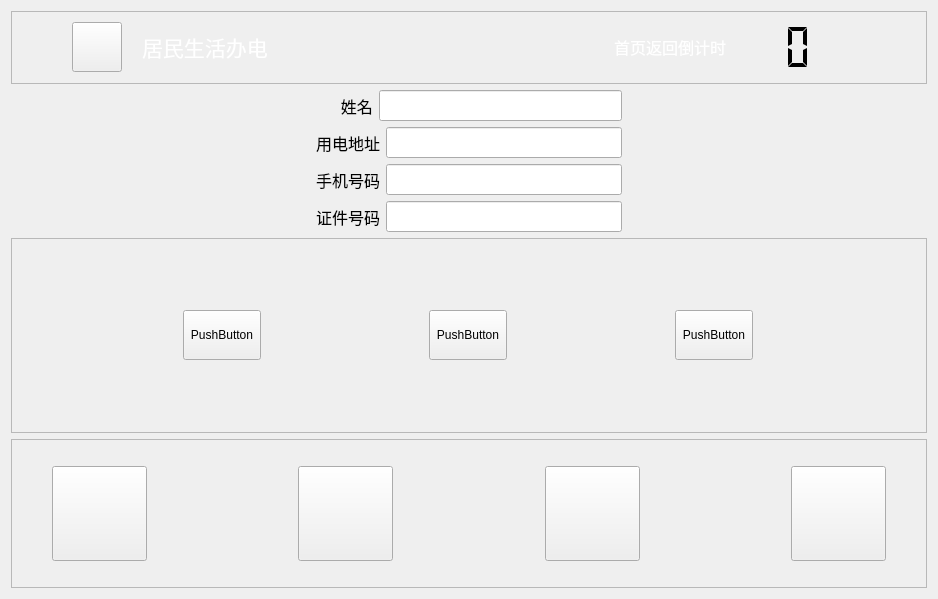
Before: the Qt Designer form ykgl/jmsh2.ui in along-wds/jiaofeiji_ykgl, drawn with Qt 5.
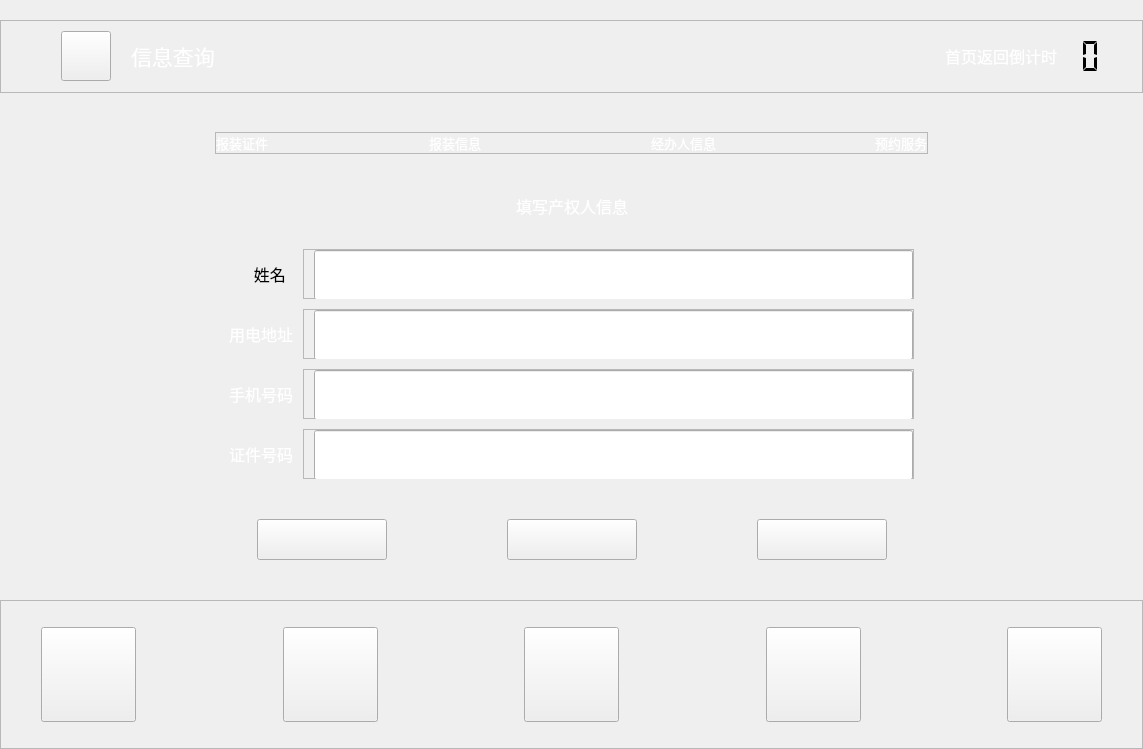
After: the same form once the commit is applied. Icons and pictures are not drawn.

What changed in the file:
```diff
--- a/ykgl/jmsh2.ui
+++ b/ykgl/jmsh2.ui
@@ -6,14 +6,45 @@
    <rect>
     <x>0</x>
     <y>0</y>
-    <width>938</width>
-    <height>599</height>
+    <width>1143</width>
+    <height>749</height>
    </rect>
   </property>
   <property name="windowTitle">
    <string>Form</string>
   </property>
   <layout class="QVBoxLayout" name="verticalLayout_2">
+   <property name="spacing">
+    <number>0</number>
+   </property>
+   <property name="leftMargin">
+    <number>0</number>
+   </property>
+   <property name="topMargin">
+    <number>0</number>
+   </property>
+   <property name="rightMargin">
+    <number>0</number>
+   </property>
+   <property name="bottomMargin">
+    <number>0</number>
+   </property>
+   <item>
+    <spacer name="verticalSpacer_4">
+     <property name="orientation">
+      <enum>Qt::Vertical</enum>
+     </property>
+     <property name="sizeType">
+      <enum>QSizePolicy::Fixed</enum>
+     </property>
+     <property name="sizeHint" stdset="0">
+      <size>
+       <width>20</width>
+       <height>20</height>
+      </size>
+     </property>
+    </spacer>
+   </item>
    <item>
     <widget class="QFrame" name="frame_4">
      <property name="sizePolicy">
@@ -134,7 +165,7 @@
          </font>
         </property>
         <property name="text">
-         <string>&lt;html&gt;&lt;head/&gt;&lt;body&gt;&lt;p&gt;&lt;span style=&quot; color:#ffffff;&quot;&gt;居民生活办电&lt;/span&gt;&lt;/p&gt;&lt;/body&gt;&lt;/html&gt;</string>
+         <string>&lt;html&gt;&lt;head/&gt;&lt;body&gt;&lt;p&gt;&lt;span style=&quot; color:#ffffff;&quot;&gt;信息查询&lt;/span&gt;&lt;/p&gt;&lt;/body&gt;&lt;/html&gt;</string>
         </property>
        </widget>
       </item>
@@ -174,20 +205,20 @@
         </property>
         <property name="minimumSize">
          <size>
-          <width>120</width>
+          <width>50</width>
           <height>50</height>
          </size>
         </property>
         <property name="maximumSize">
          <size>
-          <width>120</width>
+          <width>50</width>
           <height>50</height>
          </size>
         </property>
         <property name="font">
          <font>
           <family>微软雅黑</family>
-          <pointsize>5</pointsize>
+          <pointsize>12</pointsize>
          </font>
         </property>
         <property name="layoutDirection">
@@ -206,7 +237,7 @@
          <enum>QFrame::Plain</enum>
         </property>
         <property name="lineWidth">
-         <number>1</number>
+         <number>0</number>
         </property>
         <property name="midLineWidth">
          <number>0</number>
@@ -248,7 +279,7 @@
         </property>
         <property name="sizeHint" stdset="0">
          <size>
-          <width>60</width>
+          <width>15</width>
           <height>20</height>
          </size>
         </property>
@@ -257,6 +288,339 @@
      </layout>
     </widget>
    </item>
+   <item>
+    <layout class="QHBoxLayout" name="horizontalLayout_7">
+     <item>
+      <spacer name="horizontalSpacer_6">
+       <property name="orientation">
+        <enum>Qt::Horizontal</enum>
+       </property>
+       <property name="sizeHint" stdset="0">
+        <size>
+         <width>40</width>
+         <height>20</height>
+        </size>
+       </property>
+      </spacer>
+     </item>
+     <item>
+      <widget class="QLabel" name="label">
+       <property name="minimumSize">
+        <size>
+         <width>696</width>
+         <height>39</height>
+        </size>
+       </property>
+       <property name="maximumSize">
+        <size>
+         <width>696</width>
+         <height>39</height>
+        </size>
+       </property>
+       <property name="styleSheet">
+        <string notr="true">border-image: url(:/image/picture/ykgl/processbar2.png);</string>
+       </property>
+       <property name="text">
+        <string/>
+       </property>
+      </widget>
+     </item>
+     <item>
+      <spacer name="horizontalSpacer_10">
+       <property name="orientation">
+        <enum>Qt::Horizontal</enum>
+       </property>
+       <property name="sizeHint" stdset="0">
+        <size>
+         <width>40</width>
+         <height>20</height>
+        </size>
+       </property>
+      </spacer>
+     </item>
+    </layout>
+   </item>
+   <item>
+    <layout class="QHBoxLayout" name="horizontalLayout_14">
+     <property name="spacing">
+      <number>0</number>
+     </property>
+     <item>
+      <spacer name="horizontalSpacer_23">
+       <property name="orientation">
+        <enum>Qt::Horizontal</enum>
+       </property>
+       <property name="sizeHint" stdset="0">
+        <size>
+         <width>20</width>
+         <height>20</height>
+        </size>
+       </property>
+      </spacer>
+     </item>
+     <item>
+      <widget class="QFrame" name="frame_7">
+       <property name="sizePolicy">
+        <sizepolicy hsizetype="Fixed" vsizetype="Fixed">
+         <horstretch>0</horstretch>
+         <verstretch>0</verstretch>
+        </sizepolicy>
+       </property>
+       <property name="minimumSize">
+        <size>
+         <width>712</width>
+         <height>0</height>
+        </size>
+       </property>
+       <property name="maximumSize">
+        <size>
+         <width>822</width>
+         <height>16777215</height>
+        </size>
+       </property>
+       <property name="frameShape">
+        <enum>QFrame::StyledPanel</enum>
+       </property>
+       <property name="frameShadow">
+        <enum>QFrame::Raised</enum>
+       </property>
+       <layout class="QHBoxLayout" name="horizontalLayout_15">
+        <property name="spacing">
+         <number>0</number>
+        </property>
+        <property name="leftMargin">
+         <number>0</number>
+        </property>
+        <property name="topMargin">
+         <number>0</number>
+        </property>
+        <property name="rightMargin">
+         <number>0</number>
+        </property>
+        <property name="bottomMargin">
+         <number>0</number>
+        </property>
+        <item>
+         <widget class="QLabel" name="label_4">
+          <property name="sizePolicy">
+           <sizepolicy hsizetype="Fixed" vsizetype="Fixed">
+            <horstretch>0</horstretch>
+            <verstretch>0</verstretch>
+           </sizepolicy>
+          </property>
+          <property name="font">
+           <font>
+            <family>微软雅黑</family>
+            <pointsize>10</pointsize>
+            <kerning>true</kerning>
+           </font>
+          </property>
+          <property name="text">
+           <string>&lt;html&gt;&lt;head/&gt;&lt;body&gt;&lt;p&gt;&lt;span style=&quot; color:#ffffff;&quot;&gt;报装证件&lt;/span&gt;&lt;/p&gt;&lt;/body&gt;&lt;/html&gt;</string>
+          </property>
+         </widget>
+        </item>
+        <item>
+         <spacer name="horizontalSpacer_20">
+          <property name="orientation">
+           <enum>Qt::Horizontal</enum>
+          </property>
+          <property name="sizeType">
+           <enum>QSizePolicy::Fixed</enum>
+          </property>
+          <property name="sizeHint" stdset="0">
+           <size>
+            <width>161</width>
+            <height>20</height>
+           </size>
+          </property>
+         </spacer>
+        </item>
+        <item>
+         <widget class="QLabel" name="label_5">
+          <property name="sizePolicy">
+           <sizepolicy hsizetype="Fixed" vsizetype="Fixed">
+            <horstretch>0</horstretch>
+            <verstretch>0</verstretch>
+           </sizepolicy>
+          </property>
+          <property name="font">
+           <font>
+            <family>微软雅黑</family>
+            <pointsize>10</pointsize>
+            <kerning>true</kerning>
+           </font>
+          </property>
+          <property name="text">
+           <string>&lt;html&gt;&lt;head/&gt;&lt;body&gt;&lt;p&gt;&lt;span style=&quot; color:#ffffff;&quot;&gt;报装信息&lt;/span&gt;&lt;/p&gt;&lt;/body&gt;&lt;/html&gt;</string>
+          </property>
+         </widget>
+        </item>
+        <item>
+         <spacer name="horizontalSpacer_21">
+          <property name="orientation">
+           <enum>Qt::Horizontal</enum>
+          </property>
+          <property name="sizeType">
+           <enum>QSizePolicy::Fixed</enum>
+          </property>
+          <property name="sizeHint" stdset="0">
+           <size>
+            <width>170</width>
+            <height>20</height>
+           </size>
+          </property>
+         </spacer>
+        </item>
+        <item>
+         <widget class="QLabel" name="label_6">
+          <property name="sizePolicy">
+           <sizepolicy hsizetype="Fixed" vsizetype="Fixed">
+            <horstretch>0</horstretch>
+            <verstretch>0</verstretch>
+           </sizepolicy>
+          </property>
+          <property name="font">
+           <font>
+            <family>微软雅黑</family>
+            <pointsize>10</pointsize>
+            <kerning>true</kerning>
+           </font>
+          </property>
+          <property name="text">
+           <string>&lt;html&gt;&lt;head/&gt;&lt;body&gt;&lt;p&gt;&lt;span style=&quot; color:#ffffff;&quot;&gt;经办人信息&lt;/span&gt;&lt;/p&gt;&lt;/body&gt;&lt;/html&gt;</string>
+          </property>
+         </widget>
+        </item>
+        <item>
+         <spacer name="horizontalSpacer_22">
+          <property name="orientation">
+           <enum>Qt::Horizontal</enum>
+          </property>
+          <property name="sizeType">
+           <enum>QSizePolicy::Fixed</enum>
+          </property>
+          <property name="sizeHint" stdset="0">
+           <size>
+            <width>159</width>
+            <height>20</height>
+           </size>
+          </property>
+         </spacer>
+        </item>
+        <item>
+         <widget class="QLabel" name="label_7">
+          <property name="sizePolicy">
+           <sizepolicy hsizetype="Fixed" vsizetype="Fixed">
+            <horstretch>0</horstretch>
+            <verstretch>0</verstretch>
+           </sizepolicy>
+          </property>
+          <property name="font">
+           <font>
+            <family>微软雅黑</family>
+            <pointsize>10</pointsize>
+            <kerning>true</kerning>
+           </font>
+          </property>
+          <property name="text">
+           <string>&lt;html&gt;&lt;head/&gt;&lt;body&gt;&lt;p&gt;&lt;span style=&quot; color:#ffffff;&quot;&gt;预约服务&lt;/span&gt;&lt;/p&gt;&lt;/body&gt;&lt;/html&gt;</string>
+          </property>
+         </widget>
+        </item>
+       </layout>
+      </widget>
+     </item>
+     <item>
+      <spacer name="horizontalSpacer_24">
+       <property name="orientation">
+        <enum>Qt::Horizontal</enum>
+       </property>
+       <property name="sizeHint" stdset="0">
+        <size>
+         <width>40</width>
+         <height>20</height>
+        </size>
+       </property>
+      </spacer>
+     </item>
+    </layout>
+   </item>
+   <item>
+    <spacer name="verticalSpacer_5">
+     <property name="orientation">
+      <enum>Qt::Vertical</enum>
+     </property>
+     <property name="sizeType">
+      <enum>QSizePolicy::Fixed</enum>
+     </property>
+     <property name="sizeHint" stdset="0">
+      <size>
+       <width>20</width>
+       <height>40</height>
+      </size>
+     </property>
+    </spacer>
+   </item>
+   <item>
+    <layout class="QHBoxLayout" name="horizontalLayout_10">
+     <item>
+      <spacer name="horizontalSpacer_12">
+       <property name="orientation">
+        <enum>Qt::Horizontal</enum>
+       </property>
+       <property name="sizeHint" stdset="0">
+        <size>
+         <width>40</width>
+         <height>20</height>
+        </size>
+       </property>
+      </spacer>
+     </item>
+     <item>
+      <widget class="QLabel" name="label_2">
+       <property name="minimumSize">
+        <size>
+         <width>0</width>
+         <height>20</height>
+        </size>
+       </property>
+       <property name="text">
+        <string>&lt;html&gt;&lt;head/&gt;&lt;body&gt;&lt;p&gt;&lt;span style=&quot; font-size:12pt; color:#ffffff;&quot;&gt;填写产权人信息&lt;/span&gt;&lt;/p&gt;&lt;/body&gt;&lt;/html&gt;</string>
+       </property>
+      </widget>
+     </item>
+     <item>
+      <spacer name="horizontalSpacer_14">
+       <property name="orientation">
+        <enum>Qt::Horizontal</enum>
+       </property>
+       <property name="sizeHint" stdset="0">
+        <size>
+         <width>40</width>
+         <height>20</height>
+        </size>
+       </property>
+      </spacer>
+     </item>
+    </layout>
+   </item>
+   <item>
+    <spacer name="verticalSpacer_3">
+     <property name="orientation">
+      <enum>Qt::Vertical</enum>
+     </property>
+     <property name="sizeType">
+      <enum>QSizePolicy::Expanding</enum>
+     </property>
+     <property name="sizeHint" stdset="0">
+      <size>
+       <width>20</width>
+       <height>30</height>
+      </size>
+     </property>
+    </spacer>
+   </item>
    <item>
     <layout class="QHBoxLayout" name="horizontalLayout_6">
      <item>
@@ -274,6 +638,9 @@
      </item>
      <item>
       <layout class="QVBoxLayout" name="verticalLayout">
+       <property name="spacing">
+        <number>10</number>
+       </property>
        <item>
         <layout class="QHBoxLayout" name="horizontalLayout_2">
          <item>
@@ -293,16 +660,107 @@
            <property name="text">
             <string>      姓名</string>
            </property>
+           <property name="textFormat">
+            <enum>Qt::PlainText</enum>
+           </property>
           </widget>
          </item>
          <item>
-          <widget class="QLineEdit" name="lineEdit_name">
+          <widget class="QFrame" name="frame">
+           <property name="sizePolicy">
+            <sizepolicy hsizetype="Fixed" vsizetype="Fixed">
+             <horstretch>0</horstretch>
+             <verstretch>0</verstretch>
+            </sizepolicy>
+           </property>
            <property name="minimumSize">
             <size>
-             <width>0</width>
-             <height>31</height>
+             <width>611</width>
+             <height>50</height>
             </size>
            </property>
+           <property name="maximumSize">
+            <size>
+             <width>611</width>
+             <height>50</height>
+            </size>
+           </property>
+           <property name="frameShape">
+            <enum>QFrame::StyledPanel</enum>
+           </property>
+           <property name="frameShadow">
+            <enum>QFrame::Raised</enum>
+           </property>
+           <layout class="QHBoxLayout" name="horizontalLayout">
+            <property name="spacing">
+             <number>0</number>
+            </property>
+            <property name="leftMargin">
+             <number>0</number>
+            </property>
+            <property name="topMargin">
+             <number>0</number>
+            </property>
+            <property name="rightMargin">
+             <number>0</number>
+            </property>
+            <property name="bottomMargin">
+             <number>0</number>
+            </property>
+            <item>
+             <spacer name="horizontalSpacer_15">
+              <property name="orientation">
+               <enum>Qt::Horizontal</enum>
+              </property>
+              <property name="sizeType">
+               <enum>QSizePolicy::Fixed</enum>
+              </property>
+              <property name="sizeHint" stdset="0">
+               <size>
+                <width>10</width>
+                <height>20</height>
+               </size>
+              </property>
+             </spacer>
+            </item>
+            <item>
+             <widget class="QLineEdit" name="lineEdit_name">
+              <property name="sizePolicy">
+               <sizepolicy hsizetype="Preferred" vsizetype="Fixed">
+                <horstretch>0</horstretch>
+                <verstretch>0</verstretch>
+               </sizepolicy>
+              </property>
+              <property name="minimumSize">
+               <size>
+                <width>0</width>
+                <height>50</height>
+               </size>
+              </property>
+              <property name="maximumSize">
+               <size>
+                <width>611</width>
+                <height>50</height>
+               </size>
+              </property>
+              <property name="cursor">
+               <cursorShape>IBeamCursor</cursorShape>
+              </property>
+              <property name="focusPolicy">
+               <enum>Qt::ClickFocus</enum>
+              </property>
+              <property name="autoFillBackground">
+               <bool>false</bool>
+              </property>
+              <property name="styleSheet">
+               <string notr="true"/>
+              </property>
+              <property name="frame">
+               <bool>true</bool>
+              </property>
+             </widget>
+            </item>
+           </layout>
           </widget>
          </item>
         </layout>
@@ -313,23 +771,111 @@
           <widget class="QLabel" name="label_address">
            <property name="font">
             <font>
-             <family>微软雅黑</family>
+             <family>Microsoft YaHei UI</family>
              <pointsize>12</pointsize>
             </font>
            </property>
            <property name="text">
-            <string>用电地址</string>
+            <string>&lt;html&gt;&lt;head/&gt;&lt;body&gt;&lt;p&gt;&lt;span style=&quot; color:#ffffff;&quot;&gt;用电地址&lt;/span&gt;&lt;/p&gt;&lt;/body&gt;&lt;/html&gt;</string>
            </property>
           </widget>
          </item>
          <item>
-          <widget class="QLineEdit" name="lineEdit_address">
+          <widget class="QFrame" name="frame_2">
+           <property name="sizePolicy">
+            <sizepolicy hsizetype="Fixed" vsizetype="Fixed">
+             <horstretch>0</horstretch>
+             <verstretch>0</verstretch>
+            </sizepolicy>
+           </property>
            <property name="minimumSize">
             <size>
-             <width>0</width>
-             <height>31</height>
+             <width>611</width>
+             <height>50</height>
             </size>
            </property>
+           <property name="maximumSize">
+            <size>
+             <width>611</width>
+             <height>50</height>
+            </size>
+           </property>
+           <property name="frameShape">
+            <enum>QFrame::StyledPanel</enum>
+           </property>
+           <property name="frameShadow">
+            <enum>QFrame::Raised</enum>
+           </property>
+           <layout class="QHBoxLayout" name="horizontalLayout_11">
+            <property name="spacing">
+             <number>0</number>
+            </property>
+            <property name="leftMargin">
+             <number>0</number>
+            </property>
+            <property name="topMargin">
+             <number>0</number>
+            </property>
+            <property name="rightMargin">
+             <number>0</number>
+            </property>
+            <property name="bottomMargin">
+             <number>0</number>
+            </property>
+            <item>
+             <spacer name="horizontalSpacer_16">
+              <property name="orientation">
+               <enum>Qt::Horizontal</enum>
+              </property>
+              <property name="sizeType">
+               <enum>QSizePolicy::Fixed</enum>
+              </property>
+              <property name="sizeHint" stdset="0">
+               <size>
+                <width>10</width>
+                <height>20</height>
+               </size>
+              </property>
+             </spacer>
+            </item>
+            <item>
+             <widget class="QLineEdit" name="lineEdit_address">
+              <property name="sizePolicy">
+               <sizepolicy hsizetype="Preferred" vsizetype="Fixed">
+                <horstretch>0</horstretch>
+                <verstretch>0</verstretch>
+               </sizepolicy>
+              </property>
+              <property name="minimumSize">
+               <size>
+                <width>0</width>
+                <height>50</height>
+               </size>
+              </property>
+              <property name="maximumSize">
+               <size>
+                <width>611</width>
+                <height>50</height>
+               </size>
+              </property>
+              <property name="cursor">
+               <cursorShape>IBeamCursor</cursorShape>
+              </property>
+              <property name="focusPolicy">
+               <enum>Qt::ClickFocus</enum>
+              </property>
+              <property name="autoFillBackground">
+               <bool>false</bool>
+              </property>
+              <property name="styleSheet">
+               <string notr="true"/>
+              </property>
+              <property name="frame">
+               <bool>true</bool>
+              </property>
+             </widget>
+            </item>
+           </layout>
           </widget>
          </item>
         </layout>
@@ -345,18 +891,106 @@
             </font>
            </property>
            <property name="text">
-            <string>手机号码</string>
+            <string>&lt;html&gt;&lt;head/&gt;&lt;body&gt;&lt;p&gt;&lt;span style=&quot; color:#ffffff;&quot;&gt;手机号码&lt;/span&gt;&lt;/p&gt;&lt;/body&gt;&lt;/html&gt;</string>
            </property>
           </widget>
          </item>
          <item>
-          <widget class="QLineEdit" name="lineEdit_phone">
+          <widget class="QFrame" name="frame_3">
+           <property name="sizePolicy">
+            <sizepolicy hsizetype="Fixed" vsizetype="Fixed">
+             <horstretch>0</horstretch>
+             <verstretch>0</verstretch>
+            </sizepolicy>
+           </property>
            <property name="minimumSize">
             <size>
-             <width>0</width>
-             <height>31</height>
+             <width>611</width>
+             <height>50</height>
             </size>
            </property>
+           <property name="maximumSize">
+            <size>
+             <width>611</width>
+             <height>50</height>
+            </size>
+           </property>
+           <property name="frameShape">
+            <enum>QFrame::StyledPanel</enum>
+           </property>
+           <property name="frameShadow">
+            <enum>QFrame::Raised</enum>
+           </property>
+           <layout class="QHBoxLayout" name="horizontalLayout_12">
+            <property name="spacing">
+             <number>0</number>
+            </property>
+            <property name="leftMargin">
+             <number>0</number>
+            </property>
+            <property name="topMargin">
+             <number>0</number>
+            </property>
+            <property name="rightMargin">
+             <number>0</number>
+            </property>
+            <property name="bottomMargin">
+             <number>0</number>
+            </property>
+            <item>
+             <spacer name="horizontalSpacer_17">
+              <property name="orientation">
+               <enum>Qt::Horizontal</enum>
+              </property>
+              <property name="sizeType">
+               <enum>QSizePolicy::Fixed</enum>
+              </property>
+              <property name="sizeHint" stdset="0">
+               <size>
+                <width>10</width>
+                <height>20</height>
+               </size>
+              </property>
+             </spacer>
+            </item>
+            <item>
+             <widget class="QLineEdit" name="lineEdit_phone">
+              <property name="sizePolicy">
+               <sizepolicy hsizetype="Preferred" vsizetype="Fixed">
+                <horstretch>0</horstretch>
+                <verstretch>0</verstretch>
+               </sizepolicy>
+              </property>
+              <property name="minimumSize">
+               <size>
+                <width>0</width>
+                <height>50</height>
+               </size>
+              </property>
+              <property name="maximumSize">
+               <size>
+                <width>611</width>
+                <height>50</height>
+               </size>
+              </property>
+              <property name="cursor">
+               <cursorShape>IBeamCursor</cursorShape>
+              </property>
+              <property name="focusPolicy">
+               <enum>Qt::ClickFocus</enum>
+              </property>
+              <property name="autoFillBackground">
+               <bool>false</bool>
+              </property>
+              <property name="styleSheet">
+               <string notr="true"/>
+              </property>
+              <property name="frame">
+               <bool>true</bool>
+              </property>
+             </widget>
+            </item>
+           </layout>
           </widget>
          </item>
         </layout>
@@ -372,18 +1006,106 @@
             </font>
            </property>
            <property name="text">
-            <string>证件号码</string>
+            <string>&lt;html&gt;&lt;head/&gt;&lt;body&gt;&lt;p&gt;&lt;span style=&quot; color:#ffffff;&quot;&gt;证件号码&lt;/span&gt;&lt;/p&gt;&lt;/body&gt;&lt;/html&gt;</string>
            </property>
           </widget>
          </item>
          <item>
-          <widget class="QLineEdit" name="lineEdit_cardnum">
+          <widget class="QFrame" name="frame_6">
+           <property name="sizePolicy">
+            <sizepolicy hsizetype="Fixed" vsizetype="Fixed">
+             <horstretch>0</horstretch>
+             <verstretch>0</verstretch>
+            </sizepolicy>
+           </property>
            <property name="minimumSize">
             <size>
-             <width>0</width>
-             <height>31</height>
+             <width>611</width>
+             <height>50</height>
             </size>
            </property>
+           <property name="maximumSize">
+            <size>
+             <width>611</width>
+             <height>50</height>
+            </size>
+           </property>
+           <property name="frameShape">
+            <enum>QFrame::StyledPanel</enum>
+           </property>
+           <property name="frameShadow">
+            <enum>QFrame::Raised</enum>
+           </property>
+           <layout class="QHBoxLayout" name="horizontalLayout_13">
+            <property name="spacing">
+             <number>0</number>
+            </property>
+            <property name="leftMargin">
+             <number>0</number>
+            </property>
+            <property name="topMargin">
+             <number>0</number>
+            </property>
+            <property name="rightMargin">
+             <number>0</number>
+            </property>
+            <property name="bottomMargin">
+             <number>0</number>
+            </property>
+            <item>
+             <spacer name="horizontalSpacer_18">
+              <property name="orientation">
+               <enum>Qt::Horizontal</enum>
+              </property>
+              <property name="sizeType">
+               <enum>QSizePolicy::Fixed</enum>
+              </property>
+              <property name="sizeHint" stdset="0">
+               <size>
+                <width>10</width>
+                <height>20</height>
+               </size>
+              </property>
+             </spacer>
+            </item>
+            <item>
+             <widget class="QLineEdit" name="lineEdit_cardnum">
+              <property name="sizePolicy">
+               <sizepolicy hsizetype="Preferred" vsizetype="Fixed">
+                <horstretch>0</horstretch>
+                <verstretch>0</verstretch>
+               </sizepolicy>
+              </property>
+              <property name="minimumSize">
+               <size>
+                <width>0</width>
+                <height>50</height>
+               </size>
+              </property>
+              <property name="maximumSize">
+               <size>
+                <width>611</width>
+                <height>50</height>
+               </size>
+              </property>
+              <property name="cursor">
+               <cursorShape>IBeamCursor</cursorShape>
+              </property>
+              <property name="focusPolicy">
+               <enum>Qt::ClickFocus</enum>
+              </property>
+              <property name="autoFillBackground">
+               <bool>false</bool>
+              </property>
+              <property name="styleSheet">
+               <string notr="true"/>
+              </property>
+              <property name="frame">
+               <bool>true</bool>
+              </property>
+             </widget>
+            </item>
+           </layout>
           </widget>
          </item>
         </layout>
@@ -406,91 +1128,155 @@
     </layout>
    </item>
    <item>
-    <widget class="QFrame" name="frame">
-     <property name="frameShape">
-      <enum>QFrame::StyledPanel</enum>
+    <spacer name="verticalSpacer_2">
+     <property name="orientation">
+      <enum>Qt::Vertical</enum>
      </property>
-     <property name="frameShadow">
-      <enum>QFrame::Raised</enum>
+     <property name="sizeType">
+      <enum>QSizePolicy::Fixed</enum>
      </property>
-     <layout class="QHBoxLayout" name="horizontalLayout">
-      <item>
-       <widget class="QPushButton" name="pushButton">
-        <property name="sizePolicy">
-         <sizepolicy hsizetype="Fixed" vsizetype="Fixed">
-          <horstretch>0</horstretch>
-          <verstretch>0</verstretch>
-         </sizepolicy>
-        </property>
-        <property name="minimumSize">
-         <size>
-          <width>78</width>
-          <height>50</height>
-         </size>
-        </property>
-        <property name="maximumSize">
-         <size>
-          <width>78</width>
-          <height>50</height>
-         </size>
-        </property>
-        <property name="text">
-         <string>PushButton</string>
-        </property>
-       </widget>
-      </item>
-      <item>
-       <widget class="QPushButton" name="pushButton_2">
-        <property name="sizePolicy">
-         <sizepolicy hsizetype="Fixed" vsizetype="Fixed">
-          <horstretch>0</horstretch>
-          <verstretch>0</verstretch>
-         </sizepolicy>
-        </property>
-        <property name="minimumSize">
-         <size>
-          <width>78</width>
-          <height>50</height>
-         </size>
-        </property>
-        <property name="maximumSize">
-         <size>
-          <width>78</width>
-          <height>50</height>
-         </size>
-        </property>
-        <property name="text">
-         <string>PushButton</string>
-        </property>
-       </widget>
-      </item>
-      <item>
-       <widget class="QPushButton" name="pushButton_3">
-        <property name="sizePolicy">
-         <sizepolicy hsizetype="Fixed" vsizetype="Fixed">
-          <horstretch>0</horstretch>
-          <verstretch>0</verstretch>
-         </sizepolicy>
-        </property>
-        <property name="minimumSize">
-         <size>
-          <width>78</width>
-          <height>50</height>
-         </size>
-        </property>
-        <property name="maximumSize">
-         <size>
-          <width>78</width>
-          <height>50</height>
-         </size>
-        </property>
-        <property name="text">
-         <string>PushButton</string>
-        </property>
-       </widget>
-      </item>
-     </layout>
-    </widget>
+     <property name="sizeHint" stdset="0">
+      <size>
+       <width>20</width>
+       <height>40</height>
+      </size>
+     </property>
+    </spacer>
+   </item>
+   <item>
+    <layout class="QHBoxLayout" name="horizontalLayout_8">
+     <item>
+      <spacer name="horizontalSpacer_3">
+       <property name="orientation">
+        <enum>Qt::Horizontal</enum>
+       </property>
+       <property name="sizeHint" stdset="0">
+        <size>
+         <width>40</width>
+         <height>20</height>
+        </size>
+       </property>
+      </spacer>
+     </item>
+     <item>
+      <widget class="QPushButton" name="pushButton_end">
+       <property name="minimumSize">
+        <size>
+         <width>130</width>
+         <height>41</height>
+        </size>
+       </property>
+       <property name="maximumSize">
+        <size>
+         <width>130</width>
+         <height>41</height>
+        </size>
+       </property>
+       <property name="text">
+        <string/>
+       </property>
+       <property name="flat">
+        <bool>false</bool>
+       </property>
+      </widget>
+     </item>
+     <item>
+      <spacer name="horizontalSpacer_4">
+       <property name="orientation">
+        <enum>Qt::Horizontal</enum>
+       </property>
+       <property name="sizeType">
+        <enum>QSizePolicy::Preferred</enum>
+       </property>
+       <property name="sizeHint" stdset="0">
+        <size>
+         <width>120</width>
+         <height>20</height>
+        </size>
+       </property>
+      </spacer>
+     </item>
+     <item>
+      <widget class="QPushButton" name="pushButton_pre">
+       <property name="minimumSize">
+        <size>
+         <width>130</width>
+         <height>41</height>
+        </size>
+       </property>
+       <property name="maximumSize">
+        <size>
+         <width>125</width>
+         <height>40</height>
+        </size>
+       </property>
+       <property name="text">
+        <string/>
+       </property>
+      </widget>
+     </item>
+     <item>
+      <spacer name="horizontalSpacer_11">
+       <property name="orientation">
+        <enum>Qt::Horizontal</enum>
+       </property>
+       <property name="sizeType">
+        <enum>QSizePolicy::Preferred</enum>
+       </property>
+       <property name="sizeHint" stdset="0">
+        <size>
+         <width>120</width>
+         <height>20</height>
+        </size>
+       </property>
+      </spacer>
+     </item>
+     <item>
+      <widget class="QPushButton" name="pushButton_next">
+       <property name="minimumSize">
+        <size>
+         <width>130</width>
+         <height>41</height>
+        </size>
+       </property>
+       <property name="maximumSize">
+        <size>
+         <width>125</width>
+         <height>40</height>
+        </size>
+       </property>
+       <property name="text">
+        <string/>
+       </property>
+      </widget>
+     </item>
+     <item>
+      <spacer name="horizontalSpacer_5">
+       <property name="orientation">
+        <enum>Qt::Horizontal</enum>
+       </property>
+       <property name="sizeHint" stdset="0">
+        <size>
+         <width>40</width>
+         <height>20</height>
+        </size>
+       </property>
+      </spacer>
+     </item>
+    </layout>
+   </item>
+   <item>
+    <spacer name="verticalSpacer">
+     <property name="orientation">
+      <enum>Qt::Vertical</enum>
+     </property>
+     <property name="sizeHint" stdset="0">
+      <size>
+       <width>20</width>
+       <height>40</height>
+      </size>
+     </property>
+    </spacer>
    </item>
    <item>
     <widget class="QFrame" name="frame_5">
@@ -534,6 +1320,78 @@
       <property name="spacing">
        <number>0</number>
       </property>
+      <item row="0" column="5">
+       <widget class="QPushButton" name="pushButton_zdbd">
+        <property name="sizePolicy">
+         <sizepolicy hsizetype="Fixed" vsizetype="Fixed">
+          <horstretch>0</horstretch>
+          <verstretch>0</verstretch>
+         </sizepolicy>
+        </property>
+        <property name="minimumSize">
+         <size>
+          <width>95</width>
+          <height>95</height>
+         </size>
+        </property>
+        <property name="maximumSize">
+         <size>
+          <width>95</width>
+          <height>95</height>
+         </size>
+        </property>
+        <property name="focusPolicy">
+         <enum>Qt::NoFocus</enum>
+        </property>
+        <property name="text">
+         <string/>
+        </property>
+       </widget>
+      </item>
+      <item row="0" column="9">
+       <widget class="QPushButton" name="pushButton_search">
+        <property name="sizePolicy">
+         <sizepolicy hsizetype="Fixed" vsizetype="Fixed">
+          <horstretch>0</horstretch>
+          <verstretch>0</verstretch>
+         </sizepolicy>
+        </property>
+        <property name="minimumSize">
+         <size>
+          <width>95</width>
+          <height>95</height>
+         </size>
+        </property>
+        <property name="maximumSize">
+         <size>
+          <width>95</width>
+          <height>95</height>
+         </size>
+        </property>
+        <property name="focusPolicy">
+         <enum>Qt::NoFocus</enum>
+        </property>
+        <property name="text">
+         <string/>
+        </property>
+       </widget>
+      </item>
+      <item row="0" column="10">
+       <spacer name="horizontalSpacer_36">
+        <property name="orientation">
+         <enum>Qt::Horizontal</enum>
+        </property>
+        <property name="sizeType">
+         <enum>QSizePolicy::Preferred</enum>
+        </property>
+        <property name="sizeHint" stdset="0">
+         <size>
+          <width>40</width>
+          <height>20</height>
+         </size>
+        </property>
+       </spacer>
+      </item>
       <item row="0" column="3">
        <widget class="QPushButton" name="pushButton_16">
         <property name="sizePolicy">
@@ -562,6 +1420,37 @@
         </property>
        </widget>
       </item>
+      <item row="0" column="1">
+       <widget class="QPushButton" name="pushButton_home">
+        <property name="sizePolicy">
+         <sizepolicy hsizetype="Fixed" vsizetype="Fixed">
+          <horstretch>0</horstretch>
+          <verstretch>0</verstretch>
+         </sizepolicy>
+        </property>
+        <property name="minimumSize">
+         <size>
+          <width>95</width>
+          <height>95</height>
+         </size>
+        </property>
+        <property name="maximumSize">
+         <size>
+          <width>95</width>
+          <height>95</height>
+         </size>
+        </property>
+        <property name="focusPolicy">
+         <enum>Qt::NoFocus</enum>
+        </property>
+        <property name="styleSheet">
+         <string notr="true"/>
+        </property>
+        <property name="text">
+         <string/>
+        </property>
+       </widget>
+      </item>
       <item row="0" column="7">
        <widget class="QPushButton" name="pushButton_17">
         <property name="sizePolicy">
@@ -591,13 +1480,10 @@
        </widget>
       </item>
       <item row="0" column="8">
-       <spacer name="horizontalSpacer_36">
+       <spacer name="horizontalSpacer_40">
         <property name="orientation">
          <enum>Qt::Horizontal</enum>
         </property>
-        <property name="sizeType">
-         <enum>QSizePolicy::Preferred</enum>
-        </property>
         <property name="sizeHint" stdset="0">
          <size>
           <width>40</width>
@@ -619,37 +1505,6 @@
         </property>
        </spacer>
       </item>
-      <item row="0" column="1">
-       <widget class="QPushButton" name="pushButton_backhomepage">
-        <property name="sizePolicy">
-         <sizepolicy hsizetype="Fixed" vsizetype="Fixed">
-          <horstretch>0</horstretch>
-          <verstretch>0</verstretch>
-         </sizepolicy>
-        </property>
-        <property name="minimumSize">
-         <size>
-          <width>95</width>
-          <height>95</height>
-         </size>
-        </property>
-        <property name="maximumSize">
-         <size>
-          <width>95</width>
-          <height>95</height>
-         </size>
-        </property>
-        <property name="focusPolicy">
-         <enum>Qt::NoFocus</enum>
-        </property>
-        <property name="styleSheet">
-         <string notr="true"/>
-        </property>
-        <property name="text">
-         <string/>
-        </property>
-       </widget>
-      </item>
       <item row="0" column="0">
        <spacer name="horizontalSpacer_38">
         <property name="orientation">
@@ -680,7 +1535,7 @@
        </spacer>
       </item>
       <item row="0" column="6">
-       <spacer name="horizontalSpacer_40">
+       <spacer name="horizontalSpacer_13">
         <property name="orientation">
          <enum>Qt::Horizontal</enum>
         </property>
@@ -692,34 +1547,6 @@
         </property>
        </spacer>
       </item>
-      <item row="0" column="5">
-       <widget class="QPushButton" name="pushButton_18">
-        <property name="sizePolicy">
-         <sizepolicy hsizetype="Fixed" vsizetype="Fixed">
-          <horstretch>0</horstretch>
-          <verstretch>0</verstretch>
-         </sizepolicy>
-        </property>
-        <property name="minimumSize">
-         <size>
-          <width>95</width>
-          <height>95</height>
-         </size>
-        </property>
-        <property name="maximumSize">
-         <size>
-          <width>95</width>
-          <height>95</height>
-         </size>
-        </property>
-        <property name="focusPolicy">
-         <enum>Qt::NoFocus</enum>
-        </property>
-        <property name="text">
-         <string/>
-        </property>
-       </widget>
-      </item>
      </layout>
     </widget>
    </item>
```
Left out of the diff: 6 changed lines with no effect on the pictures.
